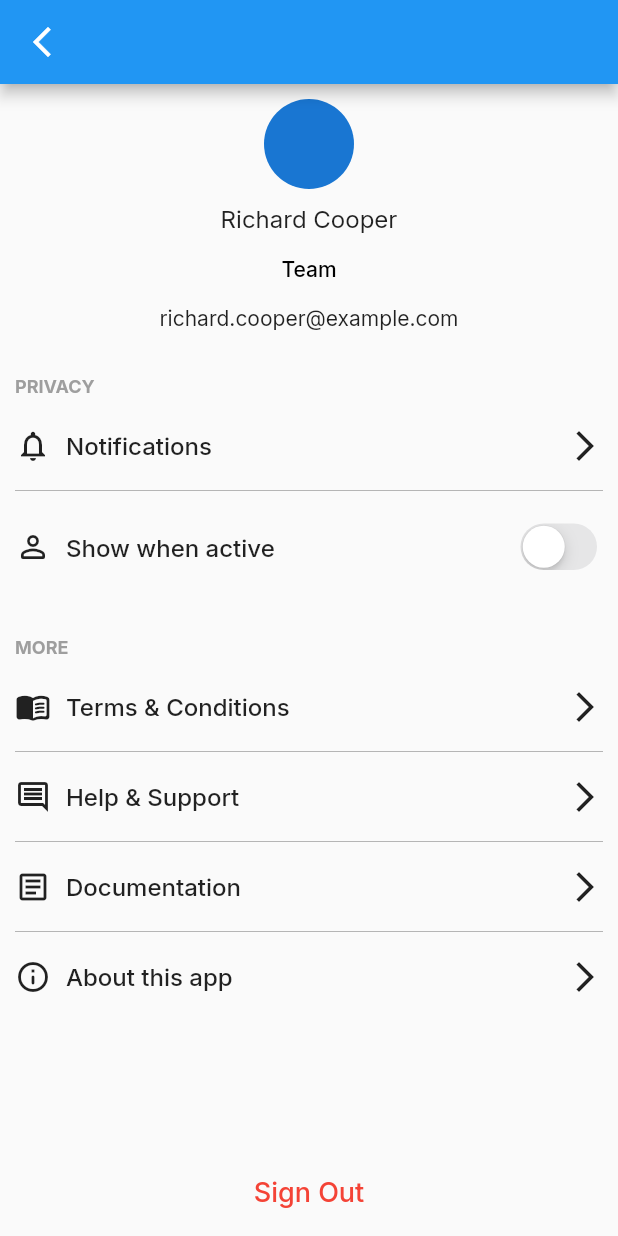
After one commit to Misfit-Mushfiq/myalice, a Flutter app: the UserProfile screen opened by its route, on a phone screen of 412 x 824 dp. The commit adds this screen. Run offline on Flutter 3.47's test engine with Material 2 defaults, Android fonts, the light colour scheme and no system bars; our stand-ins replace cached_network_image, dio, flutter_spinkit, flutter_svg, get, google_fonts and 3 more; missing offline and left inert: pusher_client; accounts and stored records are empty; network calls fail.

Commit message:
User profile added

```diff
--- a/lib/main.dart
+++ b/lib/main.dart
@@ -8,6 +8,7 @@ import 'package:myalice/screens/inboxScreen.dart';
 import 'package:myalice/screens/loginScreen.dart';
 import 'package:myalice/screens/signUpScreen.dart';
 import 'package:myalice/screens/splashScreen.dart';
+import 'package:myalice/screens/userProfile.dart';
 import 'package:myalice/utils/routes.dart';
 
 void main() {
@@ -30,6 +31,7 @@ class MyApp extends StatelessWidget {
         GetPage(name: CHAT_DETAILS_PAGE, page: () => ChatDetails()),
         GetPage(name: INBOX_PAGE, page: () => Inbox()),
         GetPage(name: SIGNUP_PAGE, page: () => SignUpScreen()),
+        GetPage(name: USER_PROFILE_PAGE, page: () => UserProfile()),
       ],
     );
   }
--- a/lib/screens/chatDetails.dart
+++ b/lib/screens/chatDetails.dart
@@ -10,6 +10,7 @@ import 'package:myalice/custom%20widgets/botButton.dart';
 import 'package:myalice/models/chatModel/chat.dart';
 import 'package:myalice/models/responseModels/chatResponse.dart';
 import 'package:myalice/utils/colors.dart';
+import 'package:myalice/utils/routes.dart';
 
 class ChatDetails extends StatefulWidget {
   @override
@@ -130,10 +131,14 @@ class _ChatDetailsState extends State<ChatDetails>
                     },
                   ),
                   SizedBox(width: 10),
-                  Icon(
+                  IconButton(
+                      onPressed: () {
+                        Get.toNamed(USER_PROFILE_PAGE);
+                      },
+                      icon: Icon(
                         Icons.info_outline,
                         color: AliceColors.ALICE_GREEN,
-                  )
+                      ))
                 ],
               ),
             ),
@@ -227,8 +232,7 @@ class _ChatDetailsState extends State<ChatDetails>
                 Align(
                   alignment: Alignment.bottomCenter,
                   child: Container(
-                    padding: EdgeInsets.only(
-                        bottom: 10, top: 10, right: 10),
+                    padding: EdgeInsets.only(bottom: 10, top: 10, right: 10),
                     width: double.infinity,
                     color: Colors.white,
                     child: Row(
@@ -315,11 +319,16 @@ class _ChatDetailsState extends State<ChatDetails>
                               child: Column(
                                 children: [
                                   Padding(
-                                    padding: const EdgeInsets.only(top:5.0),
-                                    child: Icon(Icons.attachment,size: 20,color: Colors.white,),
+                                    padding: const EdgeInsets.only(top: 5.0),
+                                    child: Icon(
+                                      Icons.attachment,
+                                      size: 20,
+                                      color: Colors.white,
+                                    ),
                                   ),
                                   Padding(
-                                padding: const EdgeInsets.fromLTRB(8.0, 5.0, 8.0, 5.0),
+                                    padding: const EdgeInsets.fromLTRB(
+                                        8.0, 5.0, 8.0, 5.0),
                                     child: Center(
                                         child: Text(
                                       "Attach",
@@ -339,11 +348,16 @@ class _ChatDetailsState extends State<ChatDetails>
                               child: Column(
                                 children: [
                                   Padding(
-                                    padding: const EdgeInsets.only(top:5.0),
-                                    child: Icon(Icons.image,size: 20,color: Colors.white,),
+                                    padding: const EdgeInsets.only(top: 5.0),
+                                    child: Icon(
+                                      Icons.image,
+                                      size: 20,
+                                      color: Colors.white,
+                                    ),
                                   ),
                                   Padding(
-                                padding: const EdgeInsets.fromLTRB(8.0, 5.0, 8.0, 5.0),
+                                    padding: const EdgeInsets.fromLTRB(
+                                        8.0, 5.0, 8.0, 5.0),
                                     child: Center(
                                         child: Text(
                                       "Image",
@@ -363,11 +377,16 @@ class _ChatDetailsState extends State<ChatDetails>
                               child: Column(
                                 children: [
                                   Padding(
-                                    padding: const EdgeInsets.only(top:5.0),
-                                    child: Icon(Icons.message,size: 20,color: Colors.white,),
+                                    padding: const EdgeInsets.only(top: 5.0),
+                                    child: Icon(
+                                      Icons.message,
+                                      size: 20,
+                                      color: Colors.white,
+                                    ),
                                   ),
                                   Padding(
-                                padding: const EdgeInsets.fromLTRB(8.0, 0.0, 8.0, 2.0),
+                                    padding: const EdgeInsets.fromLTRB(
+                                        8.0, 0.0, 8.0, 2.0),
                                     child: Center(
                                         child: Text(
                                       "Canned\nResponse",
@@ -389,11 +408,16 @@ class _ChatDetailsState extends State<ChatDetails>
                               child: Column(
                                 children: [
                                   Padding(
-                                    padding: const EdgeInsets.only(top:5.0),
-                                    child: Icon(Icons.note,size: 20,color: Colors.white,),
+                                    padding: const EdgeInsets.only(top: 5.0),
+                                    child: Icon(
+                                      Icons.note,
+                                      size: 20,
+                                      color: Colors.white,
+                                    ),
                                   ),
                                   Padding(
-                                padding: const EdgeInsets.fromLTRB(8.0, 5.0, 8.0, 5.0),
+                                    padding: const EdgeInsets.fromLTRB(
+                                        8.0, 5.0, 8.0, 5.0),
                                     child: Center(
                                         child: Text(
                                       "Note",
--- /dev/null
+++ b/lib/screens/userProfile.dart
@@ -0,0 +1,273 @@
+import 'package:flutter/cupertino.dart';
+import 'package:flutter/material.dart';
+import 'package:get/get.dart';
+import 'package:myalice/utils/colors.dart';
+
+class UserProfile extends StatefulWidget {
+  UserProfile({Key? key}) : super(key: key);
+
+  @override
+  _UserProfileState createState() => _UserProfileState();
+}
+
+class _UserProfileState extends State<UserProfile> {
+  bool active_show = false;
+
+  @override
+  Widget build(BuildContext context) {
+    return Scaffold(
+        appBar: AppBar(
+          automaticallyImplyLeading: true,
+          leading: IconButton(
+            icon: Icon(Icons.arrow_back_ios_new),
+            onPressed: () {
+              Get.back();
+            },
+          ),
+        ),
+        body: SingleChildScrollView(
+            child: Container(
+          child: Padding(
+            padding: const EdgeInsets.all(10.0),
+            child: Column(
+              mainAxisAlignment: MainAxisAlignment.spaceEvenly,
+              children: [
+                Column(
+                  children: [
+                    CircleAvatar(
+                      radius: 30,
+                    ),
+                    SizedBox(
+                      height: 10,
+                    ),
+                    Text(
+                      "Richard Cooper",
+                      style: TextStyle(fontSize: 16),
+                    ),
+                    TextButton(
+                        onPressed: () {},
+                        child: Text(
+                          "Team",
+                          style: TextStyle(color: Colors.black),
+                        )),
+                    Text("richard.cooper@example.com"),
+                    SizedBox(
+                      height: 30,
+                    ),
+                    Column(
+                      crossAxisAlignment: CrossAxisAlignment.start,
+                      mainAxisAlignment: MainAxisAlignment.spaceEvenly,
+                      children: [
+                        ///PRIVACY///
+                        Text(
+                          "PRIVACY",
+                          style: TextStyle(
+                              color: Colors.grey,
+                              fontWeight: FontWeight.bold,
+                              fontSize: 12),
+                        ),
+                        SizedBox(
+                          height: 20,
+                        ),
+                        GestureDetector(
+                          child: Row(
+                            children: [
+                              Icon(Icons.notifications_outlined),
+                              SizedBox(
+                                width: 10,
+                              ),
+                              Expanded(
+                                  child: Text("Notifications",
+                                      style: TextStyle(
+                                          fontWeight: FontWeight.w500,
+                                          fontSize: 16))),
+                              Icon((Icons.arrow_forward_ios))
+                            ],
+                          ),
+                          onTap: () {
+                            print("object");
+                          },
+                        ),
+                        SizedBox(
+                          height: 10,
+                        ),
+                        Divider(
+                          thickness: 0.5,
+                          color: Colors.grey,
+                        ),
+                        SizedBox(
+                          height: 10,
+                        ),
+                        GestureDetector(
+                          child: Row(
+                            children: [
+                              Icon(Icons.person_outline_rounded),
+                              SizedBox(
+                                width: 10,
+                              ),
+                              Expanded(
+                                  child: Text("Show when active",
+                                      style: TextStyle(
+                                          fontWeight: FontWeight.w500,
+                                          fontSize: 16))),
+                              CupertinoSwitch(
+                                activeColor: AliceColors.ALICE_GREEN,
+                                onChanged: (bool value) {
+                                  setState(() {
+                                    active_show = value;
+                                  });
+                                },
+                                value: active_show,
+                              )
+                            ],
+                          ),
+                          onTap: () {
+                            print("object");
+                          },
+                        ),
+
+                        SizedBox(
+                          height: 40,
+                        ),
+
+                        ///MORE///
+                        Text(
+                          "MORE",
+                          style: TextStyle(
+                              color: Colors.grey,
+                              fontWeight: FontWeight.bold,
+                              fontSize: 12),
+                        ),
+                        SizedBox(
+                          height: 20,
+                        ),
+                        GestureDetector(
+                          child: Row(
+                            children: [
+                              Icon(Icons.menu_book_rounded),
+                              SizedBox(
+                                width: 10,
+                              ),
+                              Expanded(
+                                  child: Text("Terms & Conditions",
+                                      style: TextStyle(
+                                          fontWeight: FontWeight.w500,
+                                          fontSize: 16))),
+                              Icon((Icons.arrow_forward_ios))
+                            ],
+                          ),
+                          onTap: () {
+                            print("object");
+                          },
+                        ),
+                        SizedBox(
+                          height: 10,
+                        ),
+                        Divider(
+                          thickness: 0.5,
+                          color: Colors.grey,
+                        ),
+                        SizedBox(
+                          height: 10,
+                        ),
+                        GestureDetector(
+                          child: Row(
+                            children: [
+                              Icon(Icons.comment_outlined),
+                              SizedBox(
+                                width: 10,
+                              ),
+                              Expanded(
+                                  child: Text("Help & Support",
+                                      style: TextStyle(
+                                          fontWeight: FontWeight.w500,
+                                          fontSize: 16))),
+                              Icon((Icons.arrow_forward_ios))
+                            ],
+                          ),
+                          onTap: () {
+                            print("object");
+                          },
+                        ),
+                        SizedBox(
+                          height: 10,
+                        ),
+                        Divider(
+                          thickness: 0.5,
+                          color: Colors.grey,
+                        ),
+                        SizedBox(
+                          height: 10,
+                        ),
+                        GestureDetector(
+                          child: Row(
+                            children: [
+                              Icon(Icons.article_outlined),
+                              SizedBox(
+                                width: 10,
+                              ),
+                              Expanded(
+                                  child: Text("Documentation",
+                                      style: TextStyle(
+                                          fontWeight: FontWeight.w500,
+                                          fontSize: 16))),
+                              Icon((Icons.arrow_forward_ios))
+                            ],
+                          ),
+                          onTap: () {
+                            print("object");
+                          },
+                        ),
+                        SizedBox(
+                          height: 10,
+                        ),
+                        Divider(
+                          thickness: 0.5,
+                          color: Colors.grey,
+                        ),
+                        SizedBox(
+                          height: 10,
+                        ),
+                        GestureDetector(
+                          child: Row(
+                            children: [
+                              Icon(Icons.info_outline_rounded),
+                              SizedBox(
+                                width: 10,
+                              ),
+                              Expanded(
+                                  child: Text("About this app",
+                                      style: TextStyle(
+                                          fontWeight: FontWeight.w500,
+                                          fontSize: 16))),
+                              Icon((Icons.arrow_forward_ios))
+                            ],
+                          ),
+                          onTap: () {
+                            print("object");
+                          },
+                        ),
+                      ],
+                    )
+                  ],
+                ),
+                SizedBox(height:100),
+                Padding(
+                  padding: const EdgeInsets.all(8.0),
+                  child: Column(
+                    children: [
+                      TextButton(
+                          child: Text(
+                            "Sign Out",
+                            style: TextStyle(color: Colors.red, fontSize: 18),
+                          ),
+                          onPressed: () {})
+                    ],
+                  ),
+                )
+              ],
+            ),
+          ),
+        )));
+  }
+}
--- a/lib/utils/routes.dart
+++ b/lib/utils/routes.dart
@@ -3,3 +3,4 @@ const LOGIN_PAGE = "loginPage";
 const CHAT_DETAILS_PAGE = "chatDetailsPage";
 const INBOX_PAGE = 'inboxPage';
 const SIGNUP_PAGE = 'signUpPage';
+const USER_PROFILE_PAGE = 'userProfilePage';
```
Lines whose indentation alone changed are shown as unchanged.
